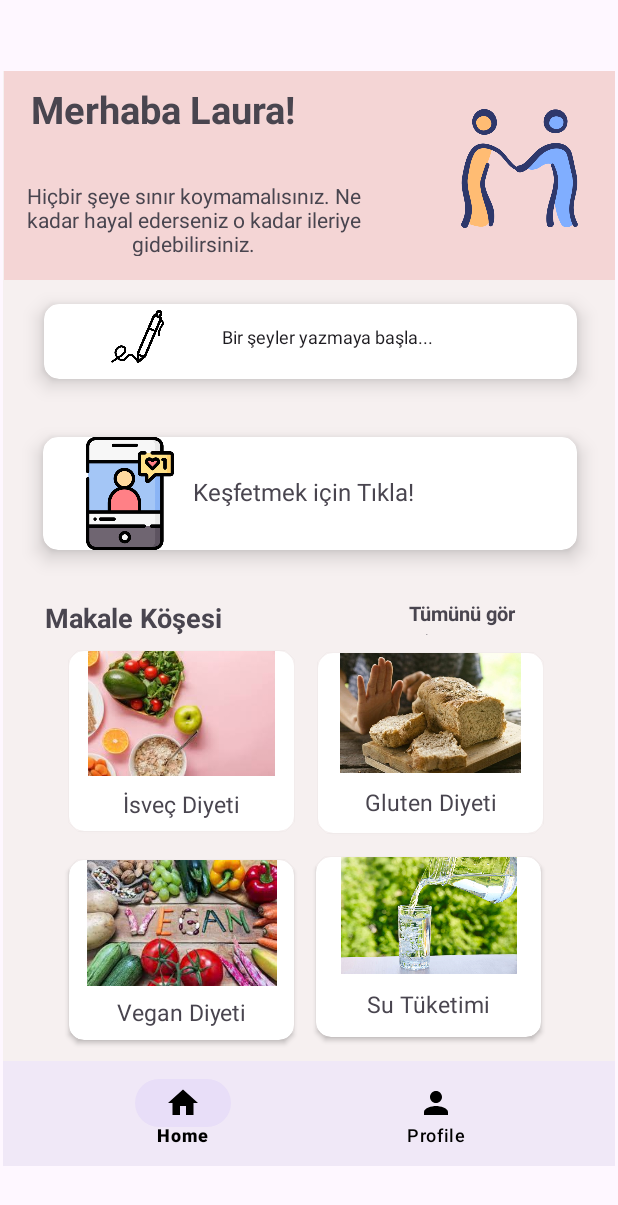
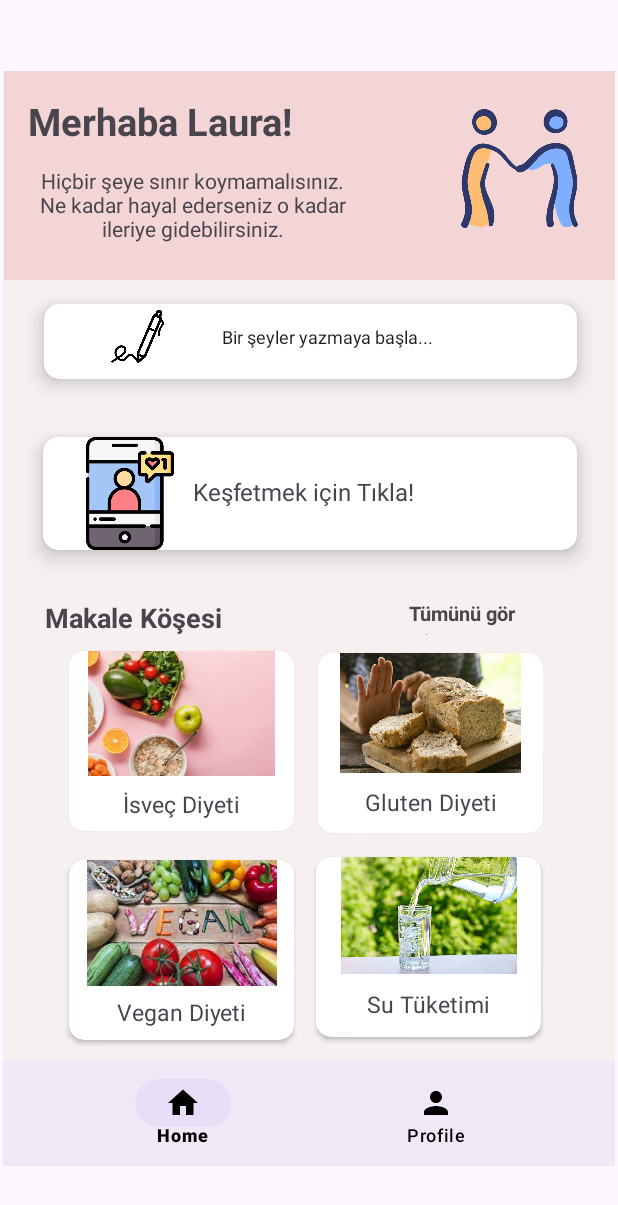
Before and after one commit to SimgeSevincer/ProjectFinal, an Android app: the HomeFragment screen opened through its navigation route, on a phone screen of 412 x 824 dp. Shown: the top 1205 px of the screen. Run offline under Robolectric (Android 15) with nearby library versions, the phone set to English and light mode, and no system bars; our stand-ins replace Firebase (no records; nobody signed in at launch, a user with empty details on screens opened directly).

Commit message:
ana sayfa design

```diff
--- a/app/src/main/res/layout/fragment_home.xml
+++ b/app/src/main/res/layout/fragment_home.xml
@@ -21,9 +21,9 @@
 
         <TextView
             android:id="@+id/textView22"
-            android:layout_width="225dp"
-            android:layout_height="50dp"
-            android:layout_marginTop="15dp"
+            android:layout_width="219dp"
+            android:layout_height="56dp"
+            android:layout_marginTop="4dp"
             android:layout_marginEnd="132dp"
             android:text="Hiçbir şeye sınır koymamalısınız. Ne kadar hayal ederseniz o kadar ileriye gidebilirsiniz."
             android:textAlignment="center"
@@ -44,15 +44,16 @@
 
         <TextView
             android:id="@+id/textView"
-            android:layout_width="187dp"
-            android:layout_height="50dp"
+            android:layout_width="283dp"
+            android:layout_height="43dp"
             android:layout_marginStart="16dp"
-            android:layout_marginTop="16dp"
+            android:layout_marginTop="24dp"
             android:layout_marginEnd="176dp"
             android:text="Merhaba Laura!"
             android:textSize="25sp"
             android:textStyle="bold"
             app:layout_constraintEnd_toEndOf="@+id/imageView11"
+            app:layout_constraintHorizontal_bias="0.0"
             app:layout_constraintStart_toStartOf="parent"
             app:layout_constraintTop_toTopOf="parent" />
 
```
